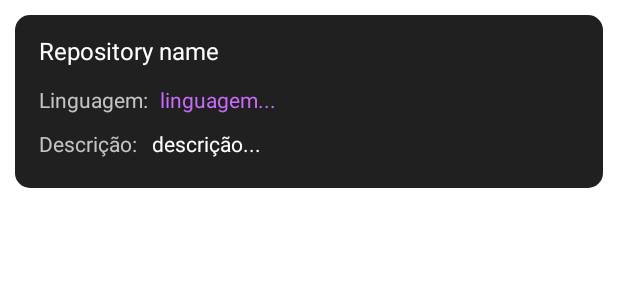
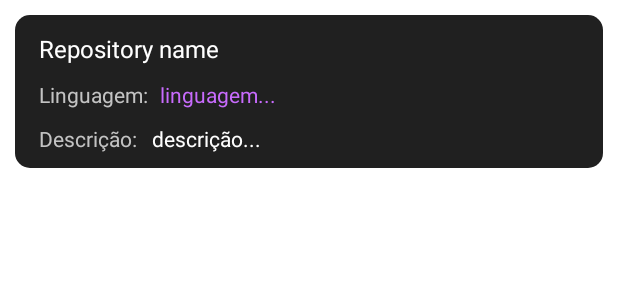
Before and after one commit to GustavoHenriqueDK/Github-API-for-user-search, an Android app: the layout recycler_view_repository_layout.xml on its own in the app's theme, with its tools: preview values and no code run, on a phone screen of 412 x 824 dp. Shown: the top 300 px of the screen. Run offline under Robolectric (Android 15) with nearby library versions, the phone set to English and light mode, and no system bars; Roboto replaces fonts that are not available here.

```diff
--- a/app/src/main/java/com/example/githubapiforusersearch/model/Repository.kt
+++ b/app/src/main/java/com/example/githubapiforusersearch/model/Repository.kt
@@ -6,6 +6,8 @@ data class Repository(
     @SerializedName("name")
     var name: String,
     @SerializedName("language")
-    var language: String
+    var language: String,
+    @SerializedName("description")
+    val description: String
 ) {
 }
--- a/app/src/main/java/com/example/githubapiforusersearch/view/adapter/RecyclerViewRepositoryAdapter.kt
+++ b/app/src/main/java/com/example/githubapiforusersearch/view/adapter/RecyclerViewRepositoryAdapter.kt
@@ -31,6 +31,7 @@ class RecyclerViewRepositoryAdapter(
         fun bindItems(repository: Repository) {
             itemView.textViewRepositoryName.text = repository.name
             itemView.textViewRepositoryLanguage.text = repository.language
+            itemView.textViewRepositoryDescription.text = repository.description
         }
     }
 }
--- a/app/src/main/res/layout/recycler_view_repository_layout.xml
+++ b/app/src/main/res/layout/recycler_view_repository_layout.xml
@@ -49,7 +49,7 @@
         android:layout_width="wrap_content"
         android:layout_height="wrap_content"
         android:layout_marginTop="10dp"
-        android:layout_marginBottom="20dp"
+        android:layout_marginBottom="10dp"
         android:text="Descrição:"
         android:textColor="@color/colorGrey"
         app:layout_constraintBottom_toBottomOf="parent"
@@ -61,28 +61,27 @@
 
     <TextView
         android:id="@+id/textViewRepositoryDescription"
-        android:layout_width="280dp"
+        android:layout_width="230dp"
         android:layout_height="wrap_content"
         android:layout_marginStart="10dp"
         android:layout_marginLeft="10dp"
         android:layout_marginTop="10dp"
-        android:layout_marginEnd="10dp"
-        android:layout_marginRight="10dp"
-        android:layout_marginBottom="20dp"
+        android:layout_marginBottom="10dp"
+        android:inputType="textFilter|textNoSuggestions|textMultiLine"
         android:text="descrição..."
         android:textColor="@color/colorWhite"
         app:layout_constraintBottom_toBottomOf="parent"
         app:layout_constraintEnd_toEndOf="parent"
-        app:layout_constraintHorizontal_bias="0.029"
+        app:layout_constraintHorizontal_bias="0.0"
         app:layout_constraintStart_toEndOf="@+id/textView12"
         app:layout_constraintTop_toBottomOf="@+id/textViewRepositoryLanguage"
-        app:layout_constraintVertical_bias="0.0" />
+        app:layout_constraintVertical_bias="1.0" />
 
     <TextView
         android:id="@+id/textViewRepositoryLanguage"
         android:layout_width="wrap_content"
         android:layout_height="wrap_content"
-        android:inputType="textMultiLine"
+        android:inputType="textFilter|textNoSuggestions|textMultiLine"
         android:text="linguagem..."
         android:textColor="#C86BFD"
         app:layout_constraintBottom_toBottomOf="parent"
```
Also changed, not shown: app/src/main/java/com/example/githubapiforusersearch/view/UserRepositoryActivity.kt (+15 -4 lines).
